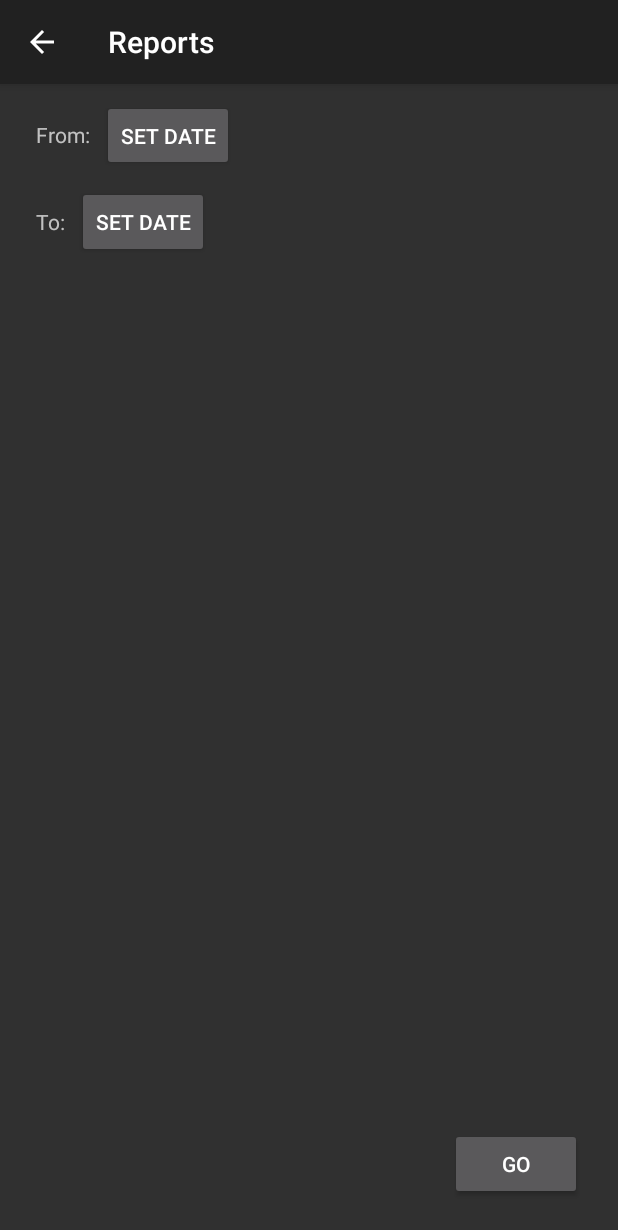
After one commit to AndresRCA/Water-Monitoring-App, an Android app: the ReportsActivity screen opened directly, with no data from a screen before it, on a phone screen of 412 x 824 dp. The commit adds this screen. Shown: the top 1230 px of the screen. Run offline under Robolectric (Android 15) with nearby library versions, the phone set to English and light mode, and no system bars; our stand-ins replace Volley.

Commit message:
initial reports activity with http functionality

```diff
--- a/app/build.gradle
+++ b/app/build.gradle
@@ -37,6 +37,7 @@ dependencies {
     implementation 'com.google.firebase:firebase-analytics:17.5.0'
     implementation 'com.google.firebase:firebase-database:19.3.1'
     implementation 'com.google.firebase:firebase-messaging:20.3.0'
+    implementation 'com.android.volley:volley:1.1.1'
     implementation 'com.github.AnyChart:AnyChart-Android:1.1.2'
     implementation 'org.jetbrains:annotations-java5:15.0'
     implementation 'androidx.constraintlayout:constraintlayout:1.1.3'
--- /dev/null
+++ b/app/src/main/res/drawable/alarm.xml
@@ -0,0 +1,5 @@
+<vector android:height="24dp" android:tint="#E30700"
+    android:viewportHeight="24.0" android:viewportWidth="24.0"
+    android:width="24dp" xmlns:android="http://schemas.android.com/apk/res/android">
+    <path android:fillColor="#FF000000" android:pathData="M1,21h22L12,2 1,21zM13,18h-2v-2h2v2zM13,14h-2v-4h2v4z"/>
+</vector>
--- /dev/null
+++ b/app/src/main/res/layout/activity_reports.xml
@@ -0,0 +1,63 @@
+<?xml version="1.0" encoding="utf-8"?>
+<androidx.constraintlayout.widget.ConstraintLayout xmlns:android="http://schemas.android.com/apk/res/android"
+    xmlns:app="http://schemas.android.com/apk/res-auto"
+    xmlns:tools="http://schemas.android.com/tools"
+    android:layout_width="match_parent"
+    android:layout_height="match_parent"
+    android:paddingLeft="@dimen/activity_horizontal_margin"
+    android:paddingTop="@dimen/activity_vertical_margin"
+    android:paddingRight="@dimen/activity_horizontal_margin"
+    android:paddingBottom="@dimen/activity_vertical_margin"
+    tools:context=".ReportsActivity">
+
+    <TextView
+        android:id="@+id/textView7"
+        android:layout_width="wrap_content"
+        android:layout_height="wrap_content"
+        android:layout_marginStart="8dp"
+        android:layout_marginTop="8dp"
+        android:text="From:"
+        app:layout_constraintStart_toStartOf="parent"
+        app:layout_constraintTop_toTopOf="parent" />
+
+    <Button
+        android:id="@+id/from_date_btn"
+        android:layout_width="wrap_content"
+        android:layout_height="wrap_content"
+        android:layout_marginStart="8dp"
+        android:text="set date"
+        android:onClick="setFromDate"
+        app:layout_constraintBaseline_toBaselineOf="@+id/textView7"
+        app:layout_constraintStart_toEndOf="@+id/textView7" />
+
+    <TextView
+        android:id="@+id/textView12"
+        android:layout_width="wrap_content"
+        android:layout_height="wrap_content"
+        android:layout_marginStart="8dp"
+        android:layout_marginTop="24dp"
+        android:text="To:"
+        app:layout_constraintStart_toStartOf="parent"
+        app:layout_constraintTop_toBottomOf="@+id/from_date_btn" />
+
+    <Button
+        android:id="@+id/to_date_btn"
+        android:layout_width="wrap_content"
+        android:layout_height="wrap_content"
+        android:layout_marginStart="8dp"
+        android:text="set date"
+        android:onClick="setToDate"
+        app:layout_constraintBaseline_toBaselineOf="@+id/textView12"
+        app:layout_constraintStart_toEndOf="@+id/textView12" />
+
+    <Button
+        android:id="@+id/button3"
+        android:layout_width="wrap_content"
+        android:layout_height="wrap_content"
+        android:layout_marginEnd="8dp"
+        android:layout_marginBottom="8dp"
+        android:text="go"
+        android:onClick="getReports"
+        app:layout_constraintBottom_toBottomOf="parent"
+        app:layout_constraintEnd_toEndOf="parent" />
+</androidx.constraintlayout.widget.ConstraintLayout>
--- a/app/src/main/res/menu/main_menu.xml
+++ b/app/src/main/res/menu/main_menu.xml
@@ -12,6 +12,9 @@
             android:id="@+id/settings"
             android:title="Settings" />
         <item
+            android:id="@+id/reports"
+            android:title="Reports" />
+        <item
             android:id="@+id/sign_out"
             android:title="Sign out" />
     </group>
```
Also changed, not shown: app/src/main/AndroidManifest.xml (+6 -2 lines), app/src/main/java/com/example/watermonitoring/MainActivity.java (+7 -0 lines), app/src/main/java/com/example/watermonitoring/ReportsActivity.java (added, +184 -0 lines), app/src/main/java/models/Report.java (added, +24 -0 lines).
